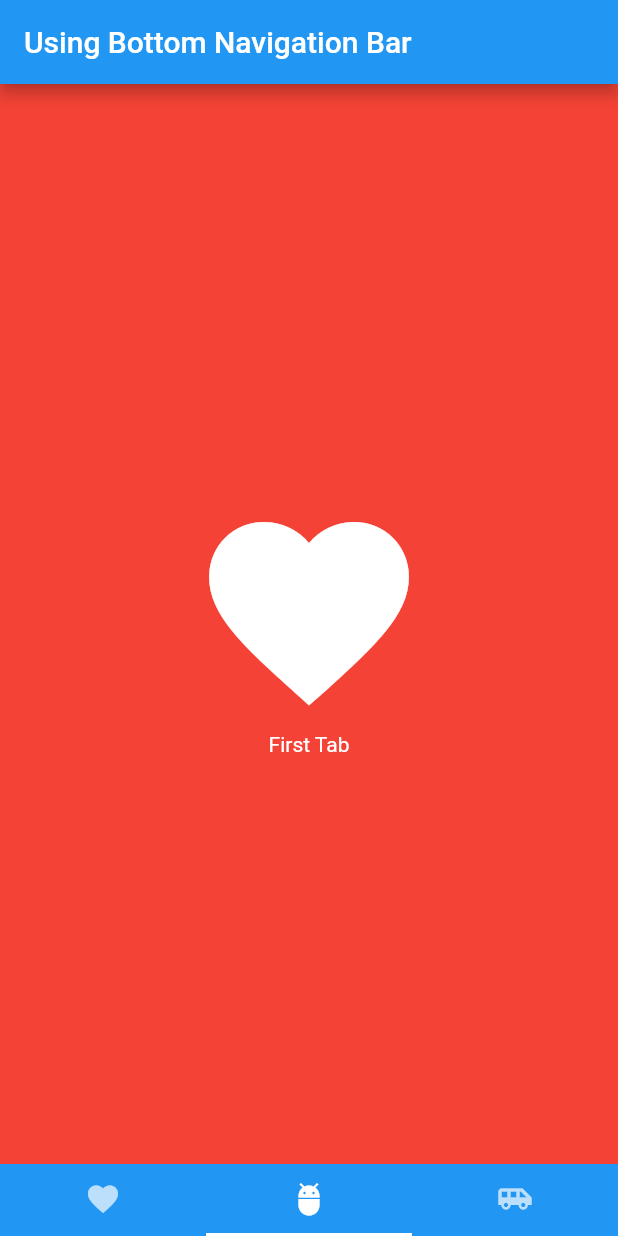
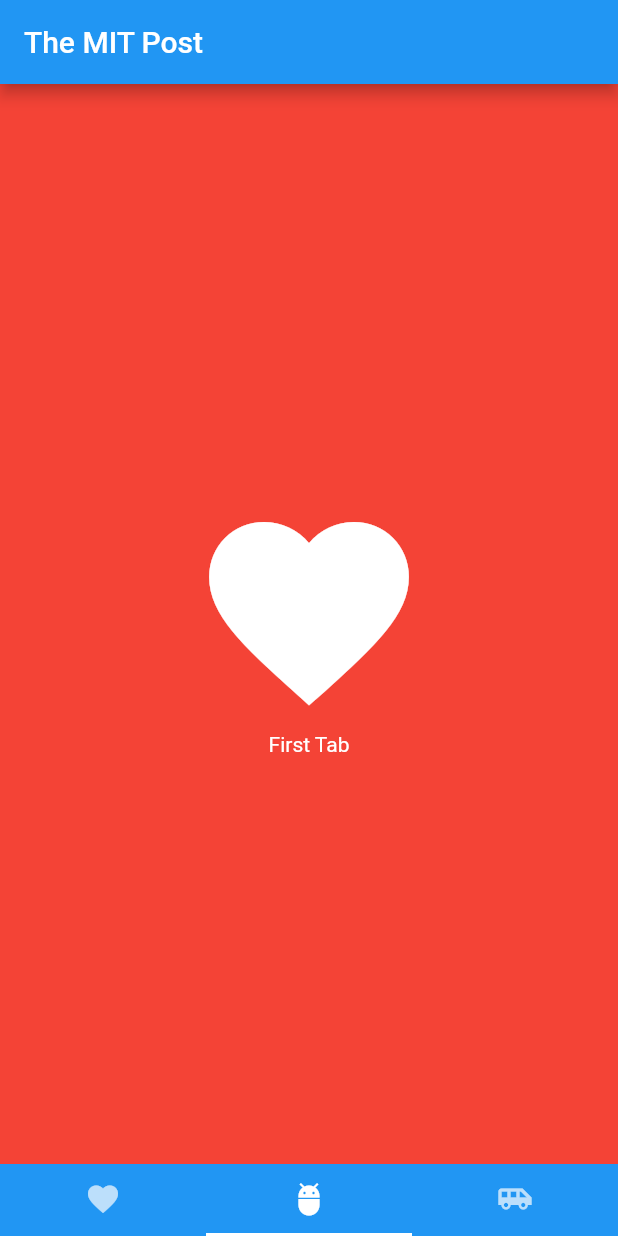
Before and after one commit to esxr/ThePostApp, a Flutter app: the screen it shows after launch, item 2 of the bottom bar chosen, on a phone screen of 412 x 824 dp. Run offline on Flutter 3.47's test engine with Material 2 defaults, Android fonts, the phone set to English and light mode, and no system bars; our stand-ins replace webview_flutter.

```diff
--- a/lib/HomePage.dart
+++ b/lib/HomePage.dart
@@ -32,7 +32,7 @@ class MyHomeState extends State<Home> with SingleTickerProviderStateMixin {
     return Scaffold(
       // Appbar
       appBar: AppBar(
-        title: Text("Using Bottom Navigation Bar"),
+        title: Text("The MIT Post"),
         backgroundColor: Colors.blue,
       ),
       body: TabBarView(
```
